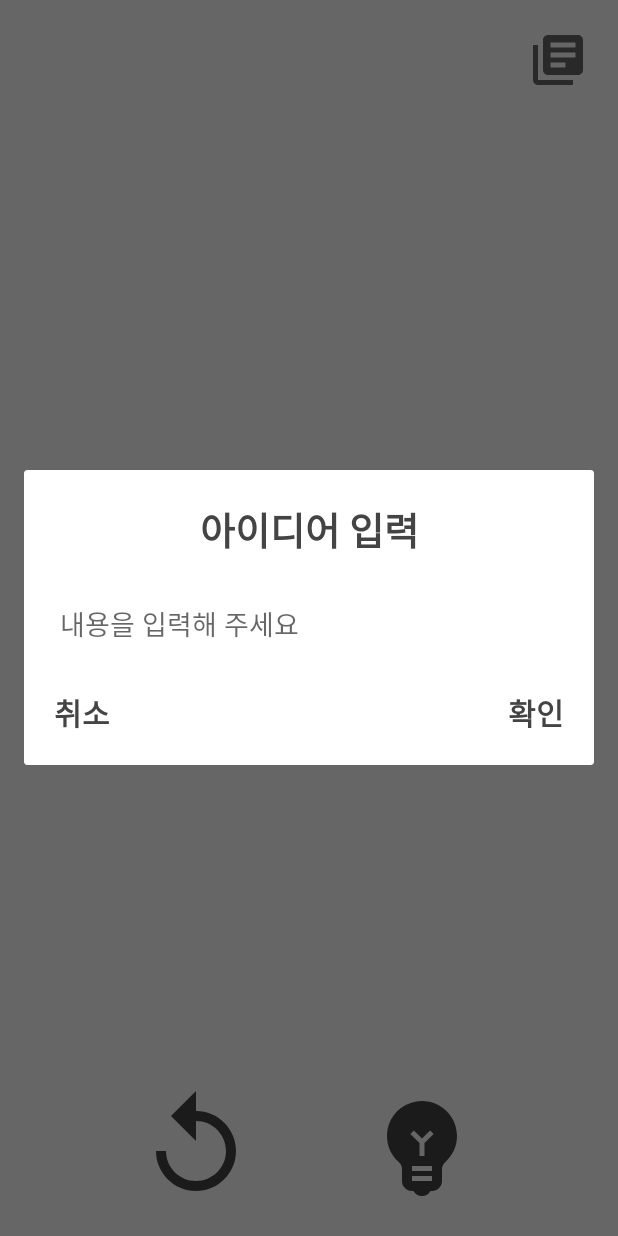
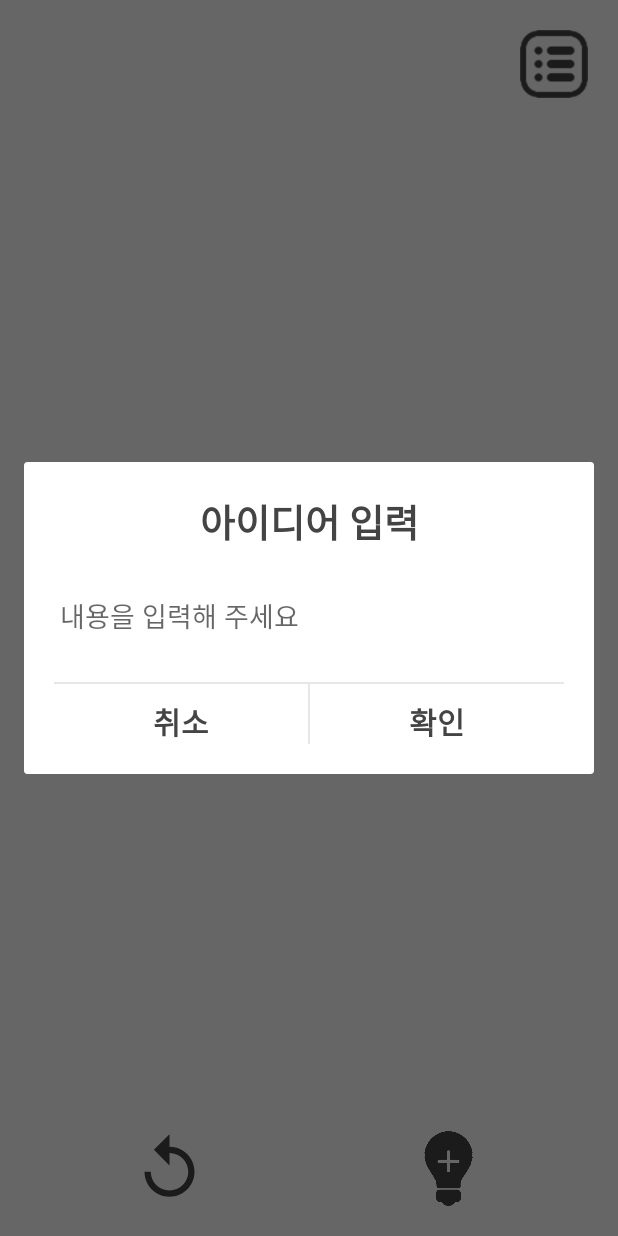
Before and after one commit to gr2nsky/IdeaNote_INO, an Android app: the screen it shows after launch (MainActivity), after a tap on an icon or button, on a phone screen of 412 x 824 dp. Run offline under Robolectric (Android 15) with nearby library versions, the phone set to English and light mode, and no system bars.

Commit message:
2021.07.20
## 레이아웃 및 디자인 수정
- main.png 수정
- 모든 다이얼로그 레이아웃 수정
- insert부분 이미지 수정
- list화면전환 이미지 수정

```diff
--- a/app/src/main/res/layout/activity_logo.xml
+++ b/app/src/main/res/layout/activity_logo.xml
@@ -12,7 +12,7 @@
     <ImageView
         android:layout_width="match_parent"
         android:layout_height="match_parent"
-        android:src="@drawable/logo"
+        android:src="@drawable/main"
         />
 
 </LinearLayout>
--- a/app/src/main/res/layout/activity_main.xml
+++ b/app/src/main/res/layout/activity_main.xml
@@ -12,16 +12,14 @@
     <LinearLayout
         android:layout_width="match_parent"
         android:layout_height="wrap_content"
-        android:orientation="horizontal">
-        <View
-            android:layout_weight="1"
-            android:layout_width="0dp"
-            android:layout_height="0dp"/>
+        android:orientation="horizontal"
+        android:gravity="right">
+
         <ImageView
             android:id="@+id/iv_main_see_all"
-            android:layout_width="wrap_content"
-            android:layout_height="wrap_content"
-            android:src="@drawable/ic_baseline_library_books_40"/>
+            android:layout_width="45dp"
+            android:layout_height="45dp"
+            android:src="@drawable/gathering"/>
     </LinearLayout>
 
     <TextView
@@ -32,7 +30,9 @@
         android:gravity="bottom|center"
         android:text="아이디어 내용"
         android:textColor="@color/basic"
-        android:fontFamily="@font/nanum_barun_gothic"/>
+        android:fontFamily="@font/nanum_barun_gothic"
+        android:paddingBottom="5px"
+        />
     <TextView
         android:id="@+id/tv_main_idea_date"
         android:layout_weight="1"
@@ -41,35 +41,38 @@
         android:gravity="top|center"
         android:text="2021.05.05"
         android:textColor="@color/date"
-        android:fontFamily="@font/nanum_barun_gothic"/>
+        android:fontFamily="@font/nanum_barun_gothic"
+        android:paddingTop="5px"/>
 
     <LinearLayout
         android:layout_width="match_parent"
         android:layout_height="wrap_content"
         android:orientation="horizontal">
 
-        <View
+        <LinearLayout
+            android:layout_width="0px"
+            android:layout_height="wrap_content"
             android:layout_weight="1"
-            android:layout_width="0dp"
-            android:layout_height="0dp"/>
-        <ImageView
-            android:id="@+id/iv_main_refrash_idea"
-            android:layout_width="wrap_content"
+            android:gravity="center"
+            >
+            <ImageView
+                android:id="@+id/iv_main_refrash_idea"
+                android:layout_width="50dp"
+                android:layout_height="50dp"
+                android:src="@drawable/ic_baseline_replay_80"/>
+            </LinearLayout>
+        <LinearLayout
+            android:layout_width="0px"
             android:layout_height="wrap_content"
-            android:src="@drawable/ic_baseline_replay_80"/>
-        <View
             android:layout_weight="1"
-            android:layout_width="0dp"
-            android:layout_height="0dp"/>
-        <ImageView
-            android:id="@+id/iv_main_add_idea"
-            android:layout_width="wrap_content"
-            android:layout_height="wrap_content"
-            android:src="@drawable/ic_baseline_emoji_objects_80"/>
-        <View
-            android:layout_weight="1"
-            android:layout_width="0dp"
-            android:layout_height="0dp"/>
+            android:gravity="center"
+            >
+            <ImageView
+                android:id="@+id/iv_main_add_idea"
+                android:layout_width="50dp"
+                android:layout_height="50dp"
+                android:src="@drawable/insert"/>
+        </LinearLayout>
     </LinearLayout>
 
 </LinearLayout>
--- a/app/src/main/res/layout/dialog_main_input_idea.xml
+++ b/app/src/main/res/layout/dialog_main_input_idea.xml
@@ -28,14 +28,26 @@
         android:textColor="@color/basic"
         android:fontFamily="@font/nanum_barun_gothic"
         android:layout_marginBottom="20dp"/>
+    <View
+        android:layout_width="match_parent"
+        android:layout_height="1dp"
+        android:background="#20444444"
+        />
 
     <LinearLayout
-        android:layout_width="wrap_content"
+        android:layout_width="match_parent"
+        android:layout_height="40dp"
+        android:orientation="horizontal">
+        <LinearLayout
+            android:layout_width="0px"
             android:layout_height="wrap_content"
-        android:orientation="horizontal">
+            android:layout_weight="1"
+            android:gravity="center"
+            android:paddingTop="10dp"
+            >
             <TextView
                 android:id="@+id/tv_input_idea_dialog_negative"
-            android:layout_width="match_parent"
+                android:layout_width="wrap_content"
                 android:layout_height="wrap_content"
                 android:text="취소"
                 android:textStyle="bold"
@@ -43,13 +55,22 @@
                 android:gravity="center"
                 android:textColor="@color/basic"
                 android:fontFamily="@font/nanum_barun_gothic"/>
+        </LinearLayout>
         <View
+            android:layout_width="1dp"
+            android:layout_height="wrap_content"
+            android:background="#20444444"
+            />
+        <LinearLayout
+            android:layout_width="0px"
+            android:layout_height="wrap_content"
             android:layout_weight="1"
-            android:layout_width="0dp"
-            android:layout_height="0dp"/>
+            android:gravity="center"
+            android:paddingTop="10dp"
+            >
             <TextView
                 android:id="@+id/tv_input_idea_dialog_positive"
-            android:layout_width="match_parent"
+                android:layout_width="wrap_content"
                 android:layout_height="wrap_content"
                 android:text="확인"
                 android:textStyle="bold"
@@ -58,5 +79,6 @@
                 android:textColor="@color/basic"
                 android:fontFamily="@font/nanum_barun_gothic"/>
         </LinearLayout>
+    </LinearLayout>
 
 </LinearLayout>
```
Also changed, not shown: app/src/main/res/layout/dialog_all_list_delete_idea.xml (+29 -6 lines), app/src/main/res/layout/dialog_all_list_update_idea.xml (+28 -6 lines), app/src/main/res/drawable-v24/gathering.png (added), app/src/main/res/drawable-v24/insert.png (added), app/src/main/res/drawable-v24/main.png (added). Lines whose indentation alone changed are shown as unchanged.
